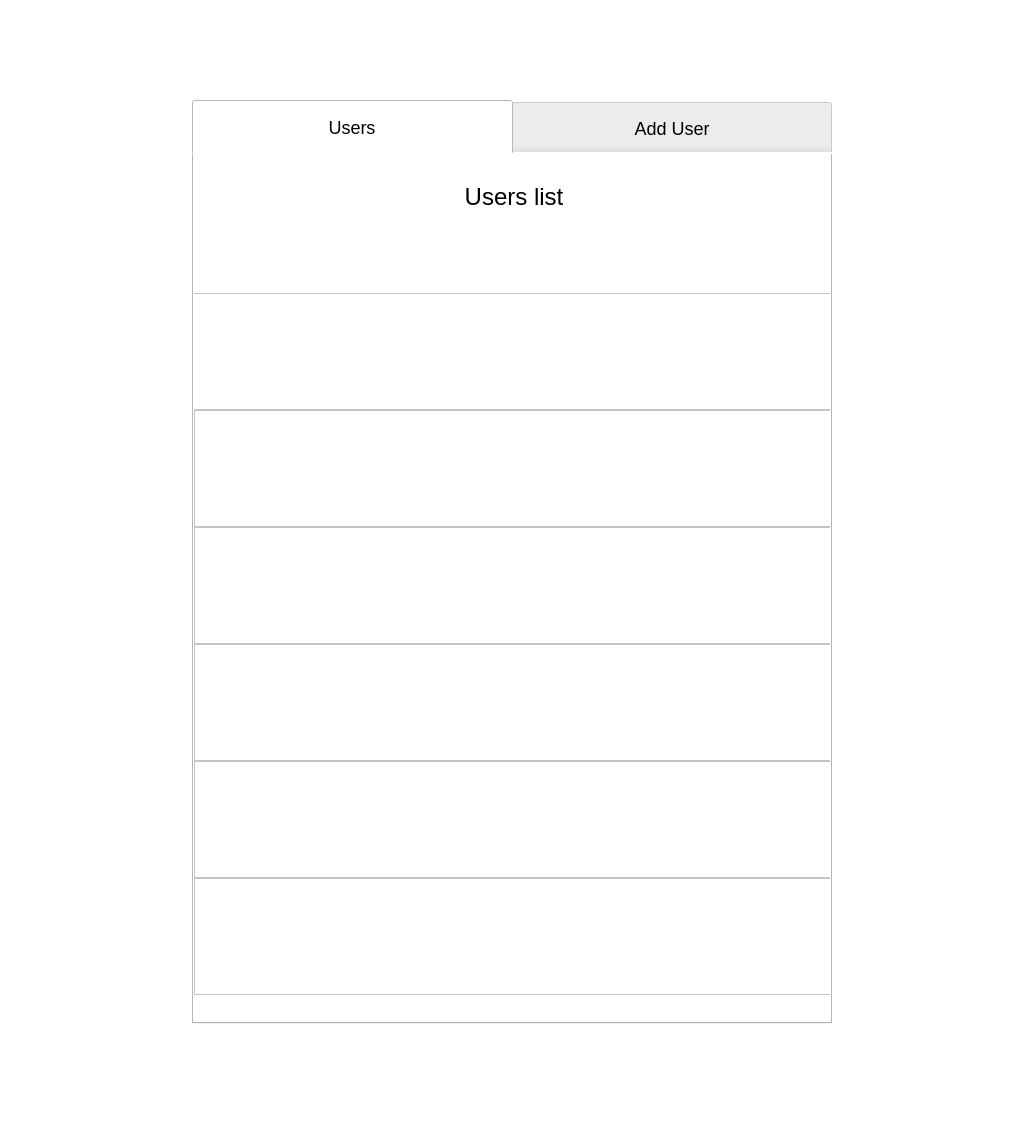
Qt form mainwindow.ui (Yaroslav3947/APIProject) before a commit.
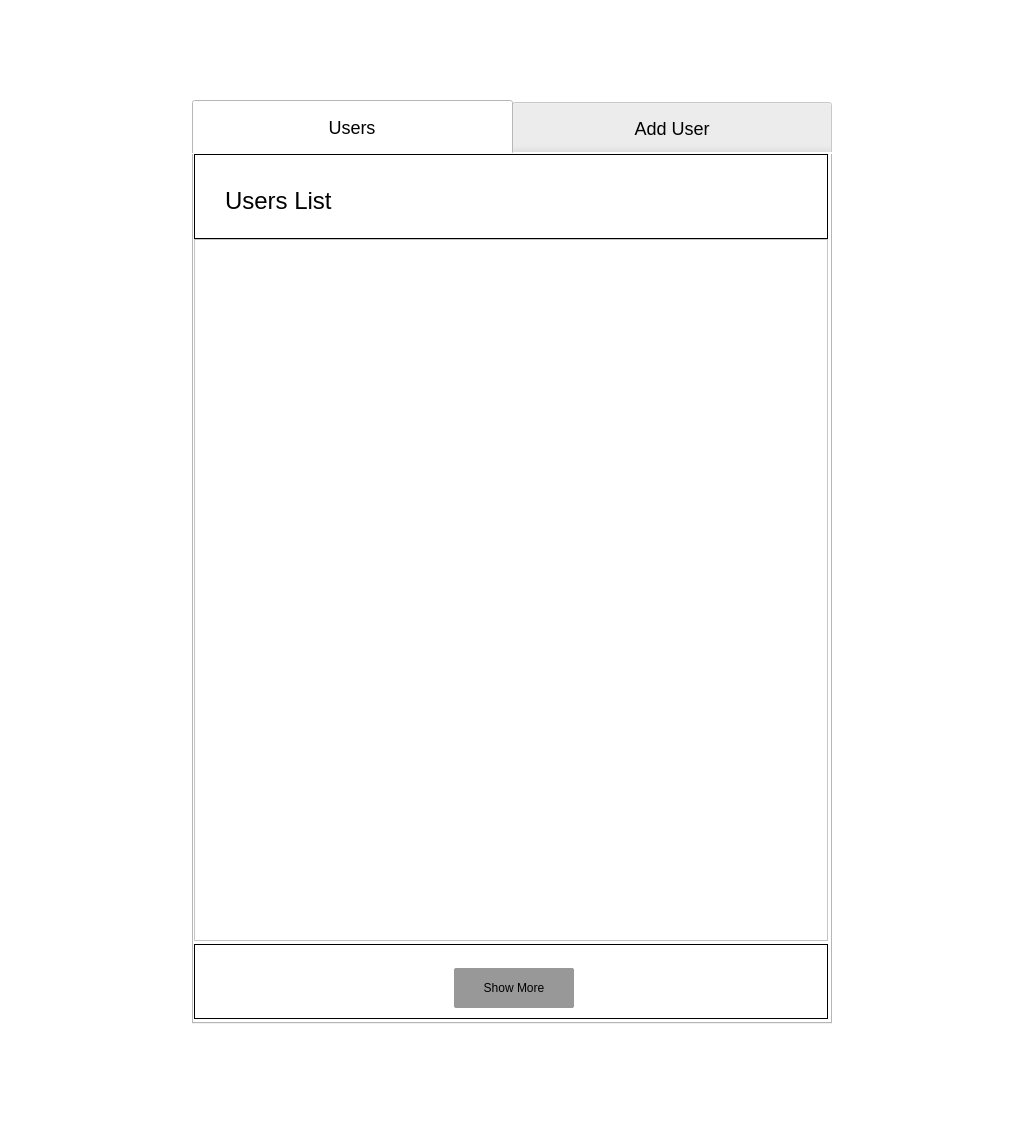
The same form after that commit.

Commit message: added showMoreButton, UserWidget.h/cpp, ref code

```diff
--- a/mainwindow.ui
+++ b/mainwindow.ui
@@ -75,136 +75,79 @@
        <rect>
         <x>0</x>
         <y>0</y>
-        <width>640</width>
+        <width>634</width>
         <height>85</height>
        </rect>
       </property>
       <property name="styleSheet">
-       <string notr="true">/* Users list */
-
-
-width: 106px;
-height: 29px;
-
-font-family: 'Inter';
-font-style: normal;
-font-weight: 400;
-font-size: 24px;
-line-height: 29px;
-/* identical to box height */
-
-
-color: #000000;
-
-
-/* Inside auto layout */
-
-flex: none;
-order: 0;
-flex-grow: 0;</string>
+       <string notr="true">background-color: #FFFFFF;
+                              border: 1px solid black;
+                              border-radius: 0px;
+                            padding: 32px 24px 24px 24px;
+                             font-family: 'Inter';
+                             font-size: 24px;
+                             text-align: center;</string>
       </property>
       <property name="text">
-       <string>Users list</string>
+       <string>Users List</string>
       </property>
-      <property name="alignment">
-       <set>Qt::AlignCenter</set>
+     </widget>
+     <widget class="QFrame" name="usersListFrame">
+      <property name="geometry">
+       <rect>
+        <x>0</x>
+        <y>85</y>
+        <width>634</width>
+        <height>702</height>
+       </rect>
+      </property>
+      <property name="styleSheet">
+       <string notr="true"/>
+      </property>
+      <property name="frameShape">
+       <enum>QFrame::StyledPanel</enum>
+      </property>
+      <property name="frameShadow">
+       <enum>QFrame::Raised</enum>
       </property>
      </widget>
      <widget class="QFrame" name="frame">
       <property name="geometry">
        <rect>
-        <x>-1</x>
-        <y>139</y>
-        <width>640</width>
-        <height>117</height>
-       </rect>
-      </property>
-      <property name="frameShape">
-       <enum>QFrame::StyledPanel</enum>
-      </property>
-      <property name="frameShadow">
-       <enum>QFrame::Raised</enum>
-      </property>
-     </widget>
-     <widget class="QFrame" name="frame_3">
-      <property name="geometry">
-       <rect>
         <x>0</x>
-        <y>256</y>
-        <width>640</width>
-        <height>117</height>
+        <y>790</y>
+        <width>634</width>
+        <height>75</height>
        </rect>
       </property>
-      <property name="frameShape">
-       <enum>QFrame::StyledPanel</enum>
+      <property name="styleSheet">
+       <string notr="true">QFrame {
+border: 1px solid black
+}</string>
       </property>
-      <property name="frameShadow">
-       <enum>QFrame::Raised</enum>
-      </property>
-     </widget>
-     <widget class="QFrame" name="frame_4">
-      <property name="geometry">
-       <rect>
-        <x>0</x>
-        <y>373</y>
-        <width>640</width>
-        <height>117</height>
-       </rect>
-      </property>
       <property name="frameShape">
        <enum>QFrame::StyledPanel</enum>
       </property>
       <property name="frameShadow">
        <enum>QFrame::Raised</enum>
       </property>
-     </widget>
-     <widget class="QFrame" name="frame_5">
-      <property name="geometry">
-       <rect>
-        <x>0</x>
-        <y>724</y>
-        <width>640</width>
-        <height>117</height>
-       </rect>
-      </property>
-      <property name="frameShape">
-       <enum>QFrame::StyledPanel</enum>
-      </property>
-      <property name="frameShadow">
-       <enum>QFrame::Raised</enum>
-      </property>
-     </widget>
-     <widget class="QFrame" name="frame_6">
-      <property name="geometry">
-       <rect>
-        <x>0</x>
-        <y>607</y>
-        <width>640</width>
-        <height>117</height>
-       </rect>
-      </property>
-      <property name="frameShape">
-       <enum>QFrame::StyledPanel</enum>
-      </property>
-      <property name="frameShadow">
-       <enum>QFrame::Raised</enum>
-      </property>
-     </widget>
-     <widget class="QFrame" name="frame_7">
-      <property name="geometry">
-       <rect>
-        <x>0</x>
-        <y>490</y>
-        <width>640</width>
-        <height>117</height>
-       </rect>
-      </property>
-      <property name="frameShape">
-       <enum>QFrame::StyledPanel</enum>
-      </property>
-      <property name="frameShadow">
-       <enum>QFrame::Raised</enum>
-      </property>
+      <widget class="QPushButton" name="showMoreButton">
+       <property name="geometry">
+        <rect>
+         <x>260</x>
+         <y>24</y>
+         <width>120</width>
+         <height>40</height>
+        </rect>
+       </property>
+       <property name="styleSheet">
+        <string notr="true">background: #989898;
+border-radius: 2px;</string>
+       </property>
+       <property name="text">
+        <string>Show More</string>
+       </property>
+      </widget>
      </widget>
     </widget>
     <widget class="QWidget" name="addUsersTab">
```
Left out of the diff: 2 changed lines with no effect on the pictures. The commit also changes 10 other files.
